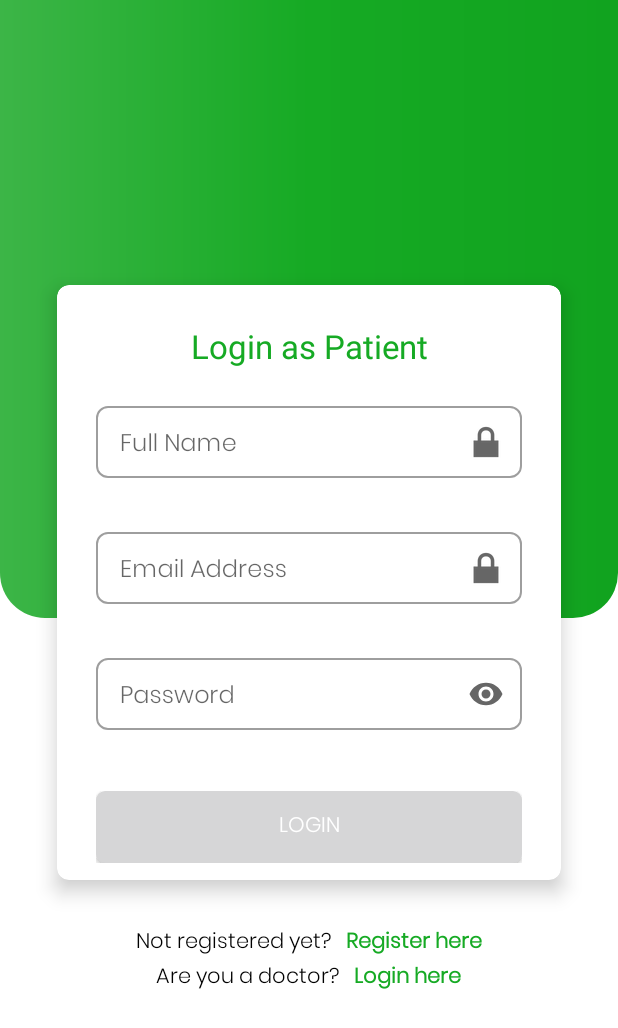
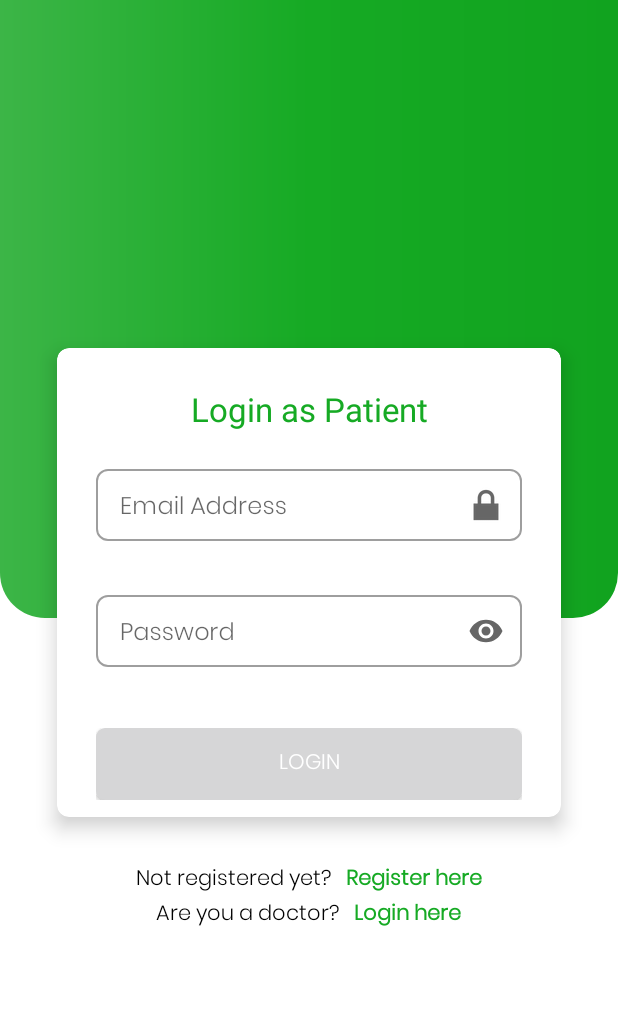
Before and after one commit to SnoopyCodeX/appointment-app, an Android app: the LoginActivity screen opened directly, with no data from a screen before it, on a phone screen of 412 x 824 dp. Shown: the top 1028 px of the screen. Run offline under Robolectric (Android 15) with nearby library versions, the phone set to English and light mode, and no system bars; libraries missing offline, so code that uses them is left out: com.balysv.materialripple, es.dmoral.toasty; plain views replace MaterialRippleLayout; 6 statements that could not run were skipped.

Commit message:
F - I - X

```diff
--- a/Source Code/Appointment App/app/src/main/java/com/appointment/app/PatientPanelActivity.java
+++ b/Source Code/Appointment App/app/src/main/java/com/appointment/app/PatientPanelActivity.java
@@ -317,7 +317,7 @@ public class PatientPanelActivity extends AppCompatActivity implements WaveSwipe
                         Calendar calendar = Calendar.getInstance();
                         calendar.setTime(date);
 
-                        AlarmManagerUtil.getInstance(context).scheduleAlarm(calendar, appointment.id);
+                        AlarmManagerUtil.getInstance(context).scheduleAlarm(calendar, appointment.id, "Appointment Reminder", "You have an scheduled appointment today with your doctor!");
                         Toasty.success(context, "Your appointment has been approved!", Toasty.LENGTH_LONG).show();
                     break;
 
--- a/Source Code/Appointment App/app/src/main/res/layout/content_scrolling.xml
+++ b/Source Code/Appointment App/app/src/main/res/layout/content_scrolling.xml
@@ -7,7 +7,10 @@
     android:layout_height="match_parent"
     tools:context=".PatientPanelActivity"
     app:layout_anchor="@id/app_bar"
-    app:layout_anchorGravity="bottom">
+    app:layout_anchorGravity="bottom"
+    android:fillViewport="true"
+    android:fitsSystemWindows="true"
+    tools:showIn="@layout/activity_patient_panel">
 
     <androidx.recyclerview.widget.RecyclerView
         android:id="@+id/patient_appointmentList"
--- a/Source Code/Appointment App/app/src/main/res/layout/login_patient.xml
+++ b/Source Code/Appointment App/app/src/main/res/layout/login_patient.xml
@@ -30,36 +30,6 @@
             android:textAppearance="?android:attr/textAppearanceLarge"
             android:fontFamily="@font/roboto_regular"
             android:gravity="center"/>
-
-        <com.google.android.material.textfield.TextInputLayout
-            android:id="@+id/input_login_patient_fullname"
-            android:layout_width="match_parent"
-            android:layout_height="wrap_content"
-            android:layout_gravity="center_horizontal"
-            android:layout_marginLeft="20dp"
-            android:layout_marginRight="20dp"
-            android:layout_marginBottom="10dp"
-            android:hint="@string/hint_fullname"
-            android:fontFamily="@font/roboto_regular"
-            app:errorEnabled="true"
-            app:boxCornerRadiusBottomEnd="8dp"
-            app:boxCornerRadiusTopEnd="8dp"
-            app:boxCornerRadiusBottomStart="8dp"
-            app:boxCornerRadiusTopStart="8dp"
-            app:endIconMode="custom"
-            app:endIconDrawable="@android:drawable/ic_lock_lock"
-            style="@style/Widget.MaterialComponents.TextInputLayout.OutlinedBox.Dense">
-
-            <com.google.android.material.textfield.TextInputEditText
-                android:layout_width="match_parent"
-                android:layout_height="wrap_content"
-                android:fontFamily="@font/poppins_light"
-                android:padding="10dp"
-                android:inputType="text"
-                android:singleLine="true"
-                android:imeOptions="actionNext"/>
-
-        </com.google.android.material.textfield.TextInputLayout>
 
         <com.google.android.material.textfield.TextInputLayout
             android:id="@+id/input_login_patient_email"
```
Also changed, not shown: Source Code/Appointment App/app/build.gradle (+5 -3 lines), Source Code/Appointment App/app/src/main/java/com/appointment/app/LoginActivity.java (+2 -7 lines), Source Code/Appointment App/app/src/main/java/com/appointment/app/adapter/holder/AppointmentListHolder.java (+18 -1 lines), Source Code/Appointment App/app/src/main/java/com/appointment/app/model/PatientModel.java (+4 -5 lines), Source Code/Appointment App/app/src/main/java/com/appointment/app/service/AlarmReceiver.java (+18 -0 lines), Source Code/Appointment App/app/src/main/java/com/appointment/app/service/FCMNotificationService.java (+18 -18 lines), Source Code/Appointment App/app/src/main/java/com/appointment/app/service/worker/NotificationWorker.java (added, +72 -0 lines), Source Code/Appointment App/app/src/main/java/com/appointment/app/util/AlarmManagerUtil.java (+8 -4 lines), Source Code/Appointment App/app/src/main/res/layout/activity_patient_panel.xml (+14 -3 lines), 2 other files.
